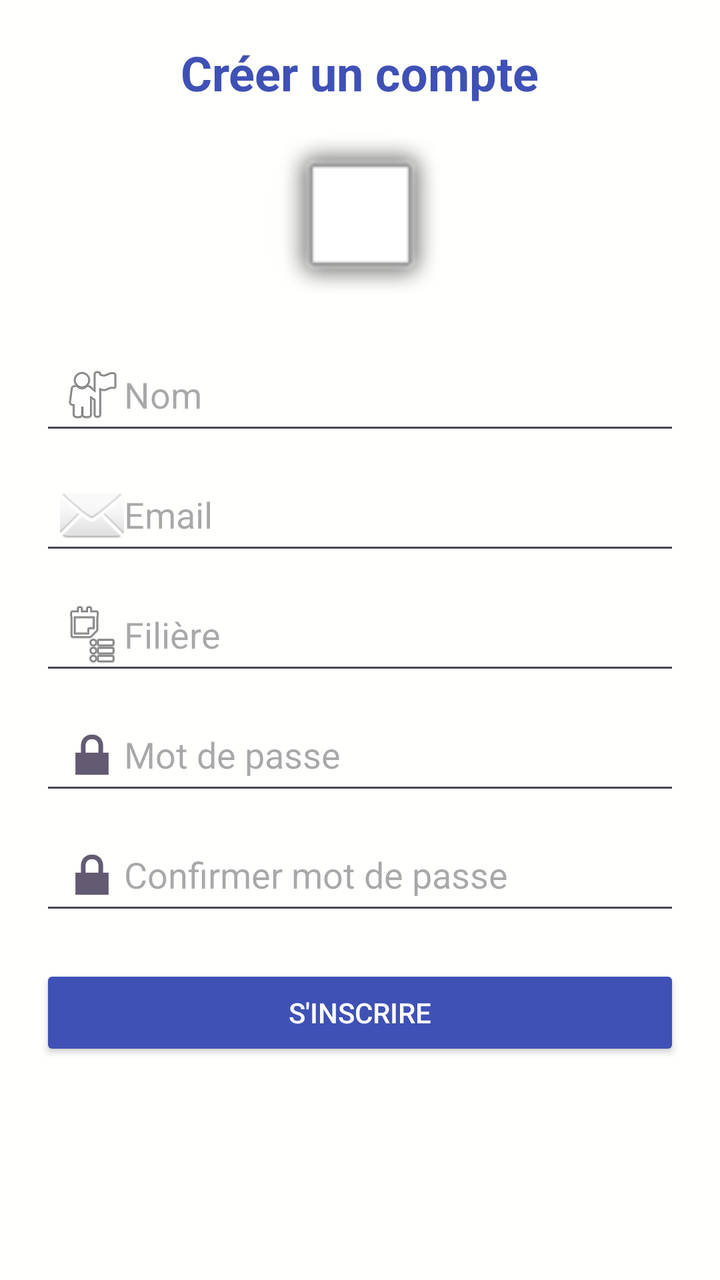
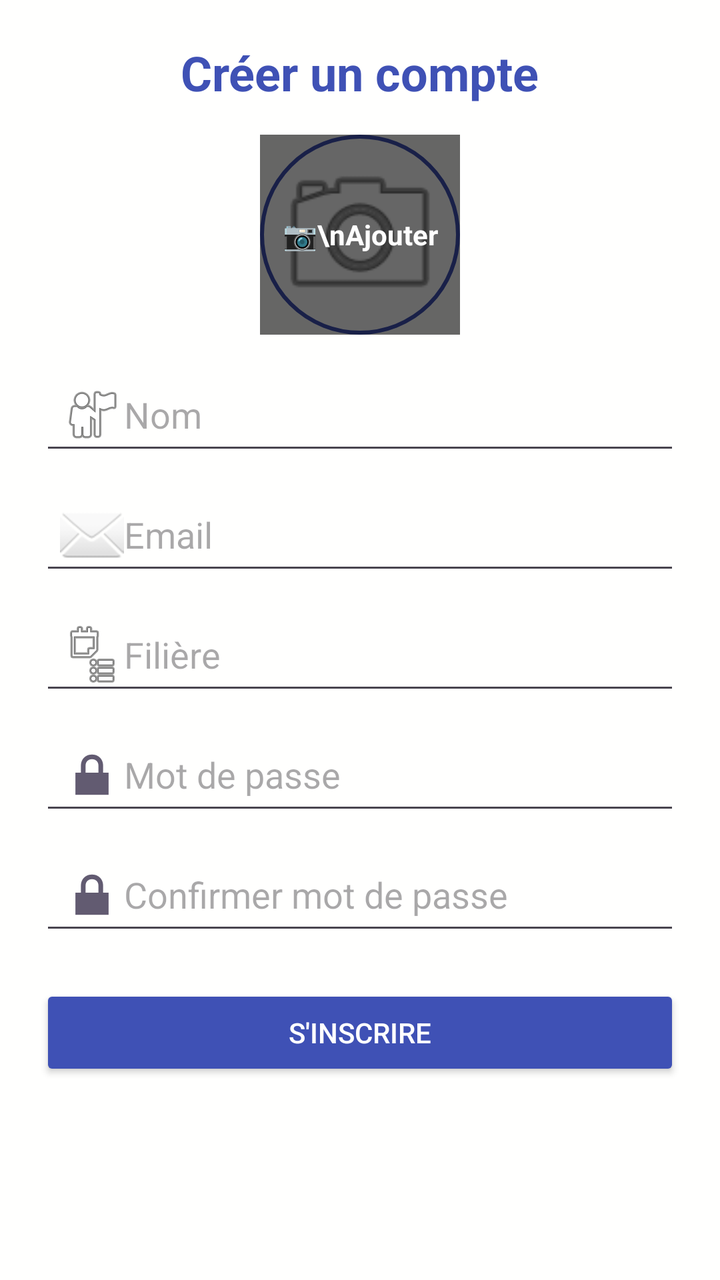

Before-and-after screenshots of an Android layout around one commit, followed by the original layout XML and the change that was made.
<!-- AndroidManifest.xml: activity theme Theme.EvenementsEtudiants -->
<!-- res/layout/activity_register.xml -->
<?xml version="1.0" encoding="utf-8"?>
<LinearLayout xmlns:android="http://schemas.android.com/apk/res/android"
    android:layout_width="match_parent"
    android:layout_height="match_parent"
    android:background="#FFFFFE"
    android:orientation="vertical"
    android:padding="20dp">

    
    <TextView
        android:layout_width="wrap_content"
        android:layout_height="wrap_content"
        android:layout_gravity="center"
        android:text="Créer un compte"
        android:textColor="#3F51B5"
        android:textSize="24sp"
        android:textStyle="bold" />


    <ImageView
        android:id="@+id/imageView"
        android:layout_width="90dp"
        android:layout_height="90dp"
        android:layout_gravity="center"
        android:layout_marginTop="15dp"
        android:clickable="true"
        android:focusable="true"
        android:src="@android:drawable/alert_light_frame" />

    
    <EditText
        android:id="@+id/name"
        android:layout_width="match_parent"
        android:layout_height="50dp"
        android:layout_marginTop="15dp"
        android:drawableStart="@android:drawable/ic_menu_myplaces"
        android:hint="Nom"
        android:padding="10dp" />

    
    <EditText
        android:id="@+id/email"
        android:layout_width="match_parent"
        android:layout_height="50dp"
        android:layout_marginTop="10dp"
        android:drawableStart="@android:drawable/ic_dialog_email"
        android:hint="Email"
        android:padding="10dp" />

    
    <EditText
        android:id="@+id/filiere"
        android:layout_width="match_parent"
        android:layout_height="50dp"
        android:layout_marginTop="10dp"
        android:drawableStart="@android:drawable/ic_menu_agenda"
        android:hint="Filière"
        android:padding="10dp" />

    
    <EditText
        android:id="@+id/password"
        android:layout_width="match_parent"
        android:layout_height="50dp"
        android:layout_marginTop="10dp"
        android:drawableStart="@android:drawable/ic_lock_lock"
        android:hint="Mot de passe"
        android:inputType="textPassword"
        android:padding="10dp" />

    
    <EditText
        android:id="@+id/confirmPassword"
        android:layout_width="match_parent"
        android:layout_height="50dp"
        android:layout_marginTop="10dp"
        android:drawableStart="@android:drawable/ic_lock_lock"
        android:hint="Confirmer mot de passe"
        android:inputType="textPassword"
        android:padding="10dp" />

    
    <Button
        android:id="@+id/registerBtn"
        android:layout_width="match_parent"
        android:layout_height="wrap_content"
        android:layout_marginTop="20dp"
        android:backgroundTint="#3F51B5"
        android:text="S'inscrire"
        android:textColor="#FFFFFF" />

</LinearLayout>
<!-- resources referenced by this layout -->
<resources>
  <style name="Theme.EvenementsEtudiants" parent="Base.Theme.EvenementsEtudiants" />
  <style name="Base.Theme.EvenementsEtudiants" parent="Theme.Material3.DayNight.NoActionBar">
          
          
      </style>
</resources>

<!-- the commit's change to res/layout/activity_register.xml (unified diff, before → after) -->
@@ -16,16 +16,35 @@
         android:textSize="24sp"
         android:textStyle="bold" />
 
+    
+    <FrameLayout
+        android:layout_width="wrap_content"
+        android:layout_height="wrap_content"
+        android:layout_gravity="center"
+        android:layout_marginTop="15dp">
 
-    <ImageView
-        android:id="@+id/imageView"
-        android:layout_width="90dp"
-        android:layout_height="90dp"
-        android:layout_gravity="center"
-        android:layout_marginTop="15dp"
-        android:clickable="true"
-        android:focusable="true"
-        android:src="@android:drawable/alert_light_frame" />
+        <ImageView
+            android:id="@+id/imageView"
+            android:layout_width="100dp"
+            android:layout_height="100dp"
+            android:clickable="true"
+            android:focusable="true"
+            android:src="@android:drawable/ic_menu_camera"
+            android:scaleType="centerCrop"
+            android:background="@drawable/image_border"
+            android:padding="5dp" />
+
+        <TextView
+            android:layout_width="100dp"
+            android:layout_height="100dp"
+            android:gravity="center"
+            android:text="📷\nAjouter"
+            android:textColor="#FFFFFF"
+            android:textSize="14sp"
+            android:textStyle="bold"
+            android:background="#99000000" />
+
+    </FrameLayout>
 
     
     <EditText
<!-- resource entries referenced after the edit -->
@@ -1,5 +1,17 @@
 <!-- resources referenced by this layout -->
 <resources>
+  <!-- drawable image_border (drawable) -->
+  <?xml version="1.0" encoding="utf-8"?>
+  <shape xmlns:android="http://schemas.android.com/apk/res/android"
+      android:shape="oval">
+      <stroke
+          android:width="2dp"
+          android:color="#3F51B5" />
+      <solid android:color="#FFFFFF" />
+      <size
+          android:width="100dp"
+          android:height="100dp" />
+  </shape>
   <style name="Theme.EvenementsEtudiants" parent="Base.Theme.EvenementsEtudiants" />
   <style name="Base.Theme.EvenementsEtudiants" parent="Theme.Material3.DayNight.NoActionBar">
           
